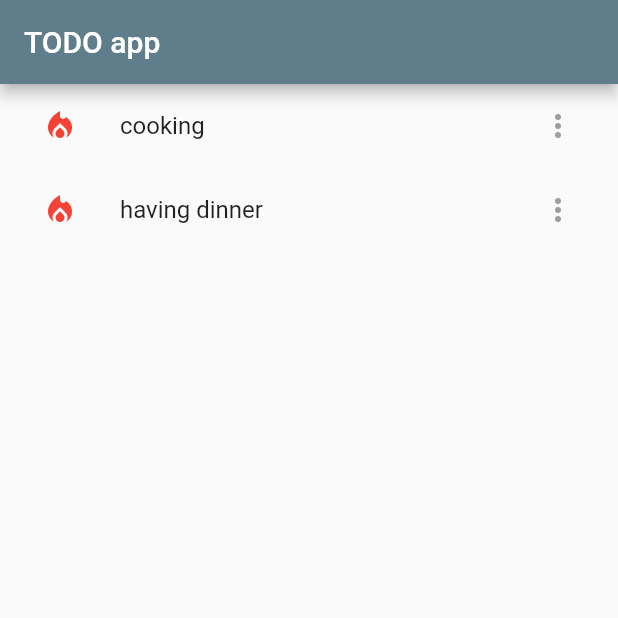
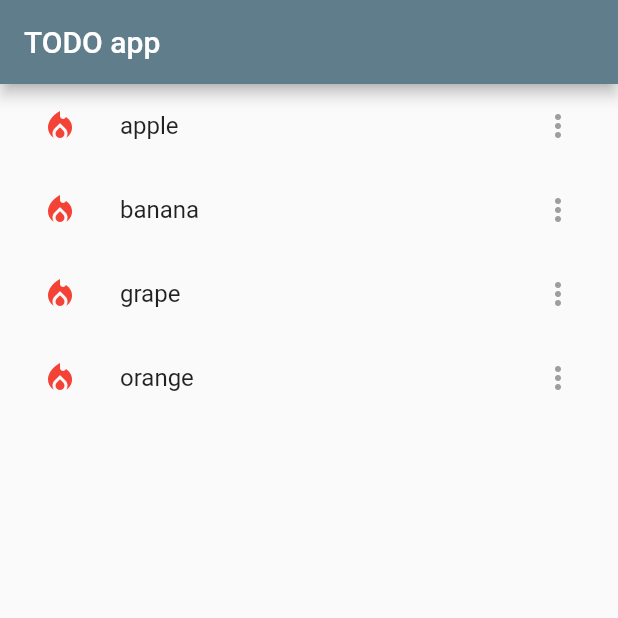
Before and after one commit to EndoNrak/todo_app, a Flutter app: the screen it shows after launch, on a phone screen of 412 x 824 dp, the top half of it. Run offline on Flutter 3.47's test engine with Material 2 defaults, Android fonts, the phone set to English and light mode, and no system bars.

Commit message:
feature implemented listview

```diff
--- a/app/lib/components/molecules/item.dart
+++ b/app/lib/components/molecules/todo_item.dart
@@ -19,6 +19,7 @@ class TodoItem extends StatelessWidget {
         color: Colors.grey,
         onPressed: () {},
       ),
+      onTap: () {},
     );
   }
 }
--- a/app/lib/components/organisms/item_list.dart
+++ b/app/lib/components/organisms/item_list.dart
@@ -1,5 +1,5 @@
 import 'package:flutter/material.dart';
-import '../molecules/item.dart';
+import '../molecules/todo_item.dart';
 
 class ItemList extends StatelessWidget {
   ItemList({Key? key}) : super(key: key);
@@ -7,11 +7,11 @@ class ItemList extends StatelessWidget {
 
   @override
   Widget build(BuildContext context) {
-    return Column(
-      children: const [
-        TodoItem(todo: "cooking"),
-        TodoItem(todo: "having dinner"),
-      ],
+    return ListView.builder(
+      itemCount: todolist.length,
+      itemBuilder: (context, index) {
+        return TodoItem(todo: todolist[index]);
+      },
     );
   }
 }
```
